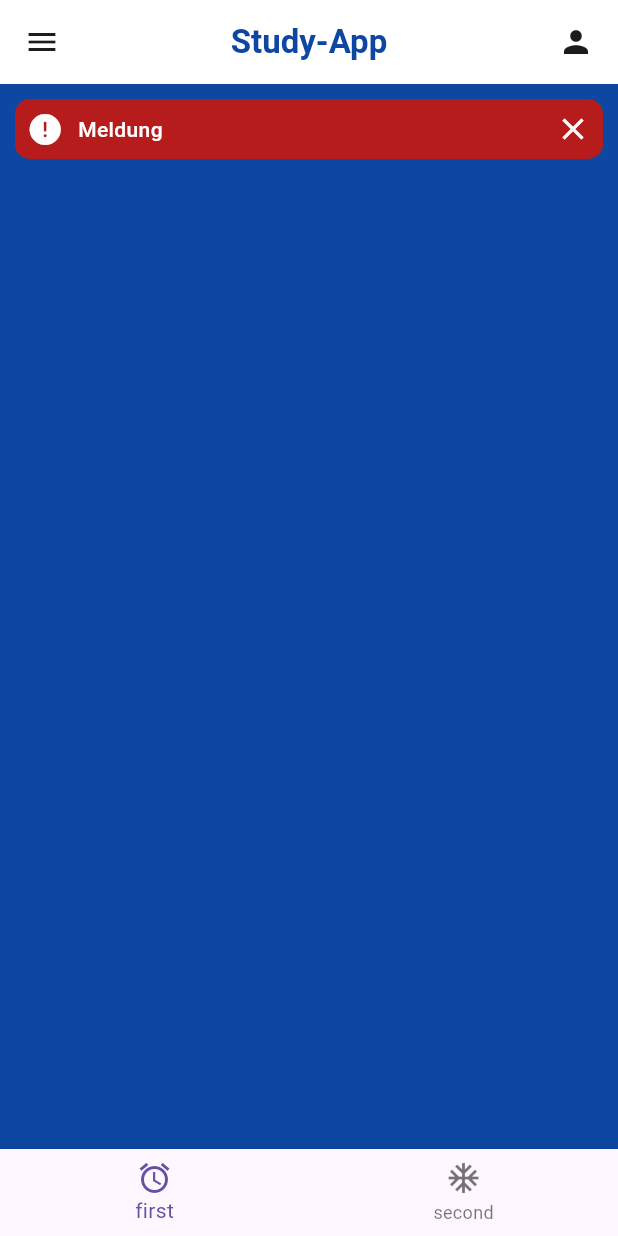
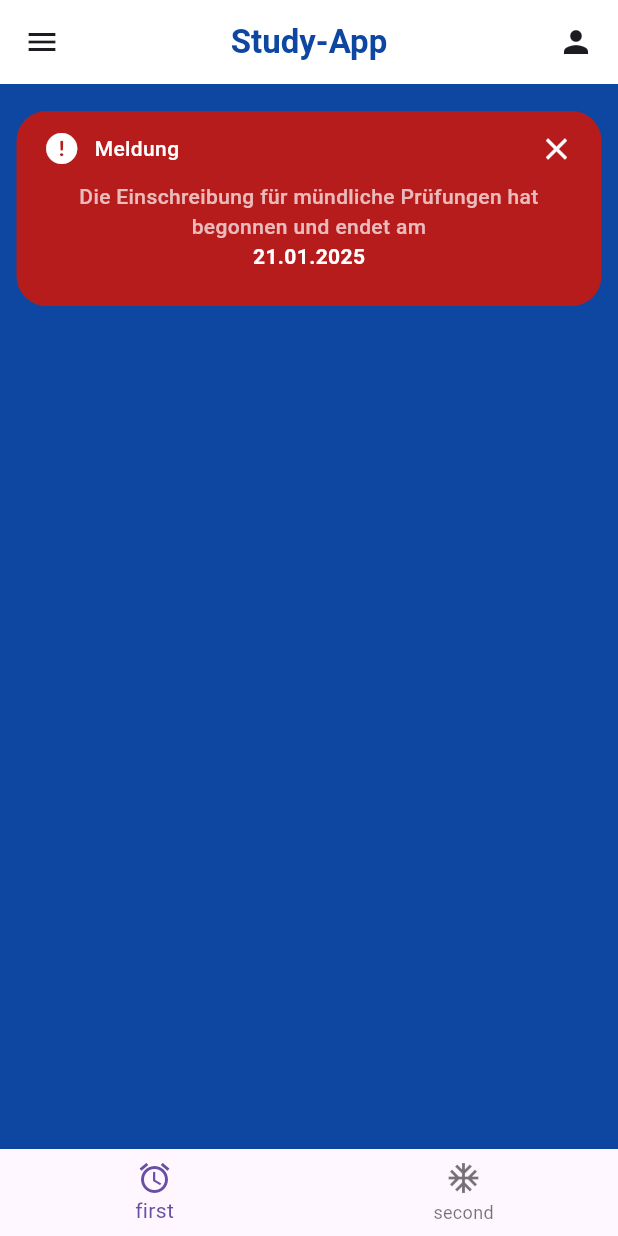
Before and after one commit to Addurezz/Study-App-User-Interface, a Flutter app: the screen it shows after launch, on a phone screen of 412 x 824 dp. Run offline on Flutter 3.47's test engine with Material 3 defaults, Android fonts, the phone set to English and light mode, and no system bars; project files that could hold a hidden picture were left out.

Commit message:
finished red rectangle

```diff
--- a/lib/main.dart
+++ b/lib/main.dart
@@ -33,18 +33,17 @@ class MyApp extends StatelessWidget {
               Container(
                 decoration: BoxDecoration(
                   color: Colors.red[900],
-                  borderRadius: BorderRadius.all(Radius.circular(10)),
+                  borderRadius: BorderRadius.all(Radius.circular(20)),
                 ),
                 padding: EdgeInsets.all(8),
-                margin: EdgeInsets.all(10),
-                child: Column(
-                  children: [
+                margin: EdgeInsets.fromLTRB(11,18,11,18),
+                child: Container(
+                    margin: EdgeInsets.fromLTRB(10, 5, 10, 5),
+                    child: Column(children: [
                       Row(
                         mainAxisAlignment: MainAxisAlignment.spaceBetween,
                         children: [
-                        Row(
-                          spacing: 10,
-                            children: [
+                          Row(spacing: 10, children: [
                             Icon(
                               CupertinoIcons.exclamationmark_circle_fill,
                               color: Colors.white,
@@ -59,21 +58,28 @@ class MyApp extends StatelessWidget {
                             color: Colors.white,
                           )
                         ],
+                      ),
+                      Container(
+                          margin: EdgeInsets.all(10),
+                          child: Column(
+                            children: [
+                              Text(
+                                "Die Einschreibung für mündliche Prüfungen hat begonnen und endet am",
+                                style: TextStyle(
+                                    color: Colors.white70,
+                                    fontWeight: FontWeight.w500),
+                                textAlign: TextAlign.center,
+                              ),
+                              Text(
+                                "21.01.2025",
+                                style: TextStyle(
+                                    fontWeight: FontWeight.bold,
+                                    color: Colors.white),
+                              ),
+                            ],
+                          )),
+                    ])),
               )
-                  ],
-                ),
-              ),
-              // Text Datum
-              Container(),
-
-              // 4 Kästchen
-              Container(),
-
-              //Mensa
-              Container(),
-
-              // Kalender
-              Container(),
             ],
           ),
           bottomNavigationBar:
```
Lines whose indentation alone changed are shown as unchanged.
